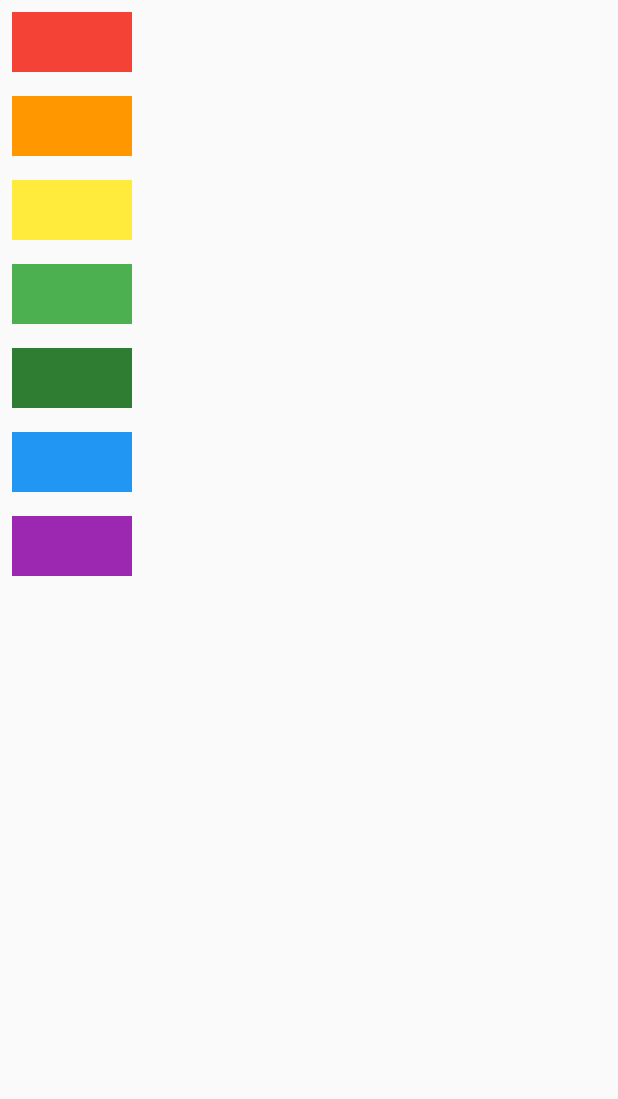
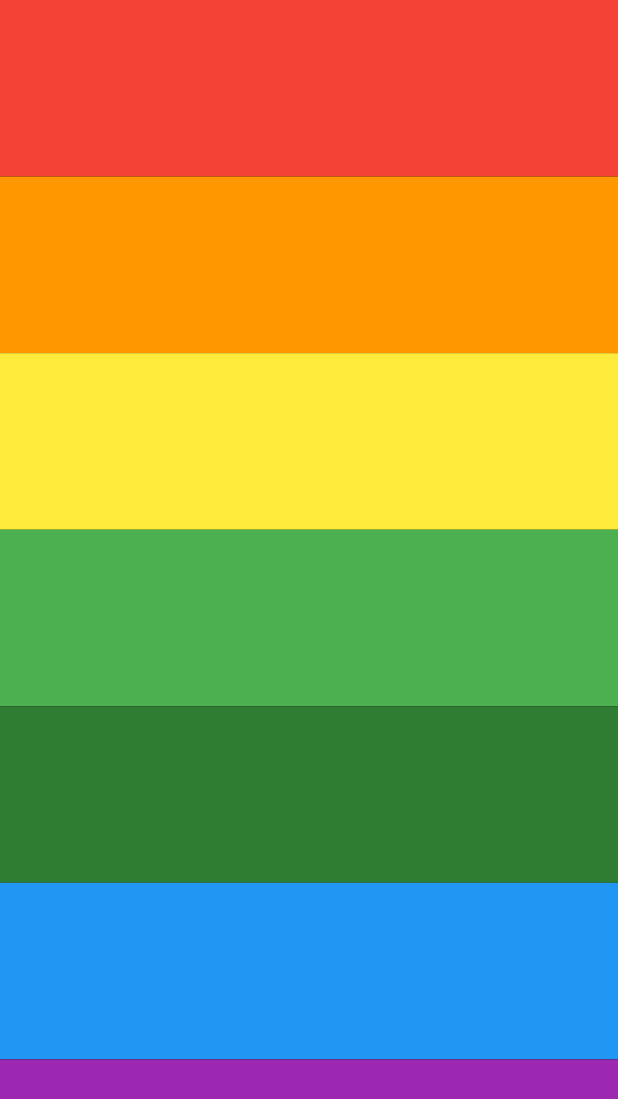
Before and after one commit to julianasalafia/FlutterSession, a Flutter app: the screen it shows after launch, on a phone screen of 412 x 824 dp. Shown: the top 1099 px of the screen. Run offline on Flutter 3.47's test engine with Material 2 defaults, Android fonts, the phone set to English and light mode, and no system bars; our stand-ins replace audioplayers.

Commit message:
[XLPN-04]: Update the app UI

```diff
--- a/xylophone_flutter/lib/main.dart
+++ b/xylophone_flutter/lib/main.dart
@@ -17,77 +17,85 @@ class XylophoneApp extends StatelessWidget {
   Widget build(BuildContext context) {
     return MaterialApp(
       home: Scaffold(
+        backgroundColor: Colors.black,
         body: SafeArea(
           child: Column(
             children: [
-              TextButton(
+              Expanded(
+                child: TextButton(
+                  style: TextButton.styleFrom(padding: EdgeInsets.zero),
                   onPressed: () {
                     playSound(1);
                   },
                   child: Container(
-                  width: 80.0,
-                  height: 40.0,
                     color: Colors.red,
                   ),
                 ),
-              TextButton(
+              ),
+              Expanded(
+                child: TextButton(
+                  style: TextButton.styleFrom(padding: EdgeInsets.zero),
                   onPressed: () {
                     playSound(2);
                   },
                   child: Container(
-                  width: 80.0,
-                  height: 40.0,
                     color: Colors.orange,
                   ),
                 ),
-              TextButton(
+              ),
+              Expanded(
+                child: TextButton(
+                  style: TextButton.styleFrom(padding: EdgeInsets.zero),
                   onPressed: () {
                     playSound(3);
                   },
                   child: Container(
-                  width: 80.0,
-                  height: 40.0,
                     color: Colors.yellow,
                   ),
                 ),
-              TextButton(
+              ),
+              Expanded(
+                child: TextButton(
+                  style: TextButton.styleFrom(padding: EdgeInsets.zero),
                   onPressed: () {
                     playSound(4);
                   },
                   child: Container(
-                  width: 80.0,
-                  height: 40.0,
                     color: Colors.green,
                   ),
                 ),
-              TextButton(
+              ),
+              Expanded(
+                child: TextButton(
+                  style: TextButton.styleFrom(padding: EdgeInsets.zero),
                   onPressed: () {
                     playSound(5);
                   },
                   child: Container(
-                  width: 80.0,
-                  height: 40.0,
                     color: Colors.green.shade800,
                   ),
                 ),
-              TextButton(
+              ),
+              Expanded(
+                child: TextButton(
+                  style: TextButton.styleFrom(padding: EdgeInsets.zero),
                   onPressed: () {
                     playSound(6);
                   },
                   child: Container(
-                  width: 80.0,
-                  height: 40.0,
                     color: Colors.blue,
                   ),
                 ),
-              TextButton(
+              ),
+              Expanded(
+                child: TextButton(
+                  style: TextButton.styleFrom(padding: EdgeInsets.zero),
                   onPressed: () {
                     playSound(7);
                   },
                   child: Container(
-                  width: 80.0,
-                  height: 40.0,
                     color: Colors.purple,
+                  ),
                 ),
               ),
             ],
```
Lines whose indentation alone changed are shown as unchanged.
